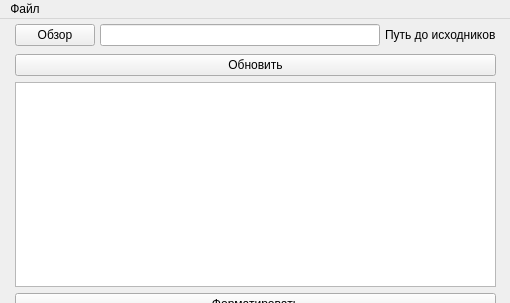
This is mainwindow.ui in dethwyn/AutoFormatTool as Qt 5 draws it before an edit. The edited form follows.
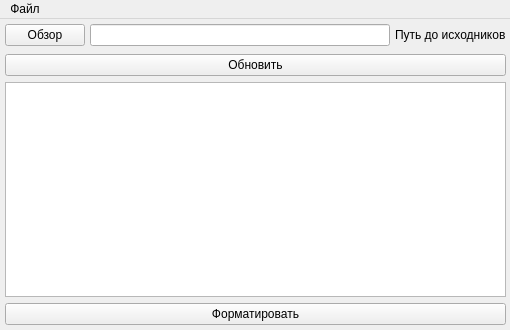
This is the edited form.

Commit message: added settings window

```diff
--- a/mainwindow.ui
+++ b/mainwindow.ui
@@ -7,7 +7,7 @@
     <x>0</x>
     <y>0</y>
     <width>510</width>
-    <height>303</height>
+    <height>330</height>
    </rect>
   </property>
   <property name="windowTitle">
@@ -17,9 +17,9 @@
    <widget class="QWidget" name="horizontalLayoutWidget">
     <property name="geometry">
      <rect>
-      <x>10</x>
+      <x>0</x>
       <y>0</y>
-      <width>491</width>
+      <width>511</width>
       <height>32</height>
      </rect>
     </property>
@@ -77,10 +77,10 @@
    <widget class="QWidget" name="verticalLayoutWidget">
     <property name="geometry">
      <rect>
-      <x>10</x>
+      <x>0</x>
       <y>30</y>
-      <width>491</width>
-      <height>271</height>
+      <width>511</width>
+      <height>281</height>
      </rect>
     </property>
     <layout class="QVBoxLayout" name="verticalLayout">
```
The commit also changes 6 other files.
